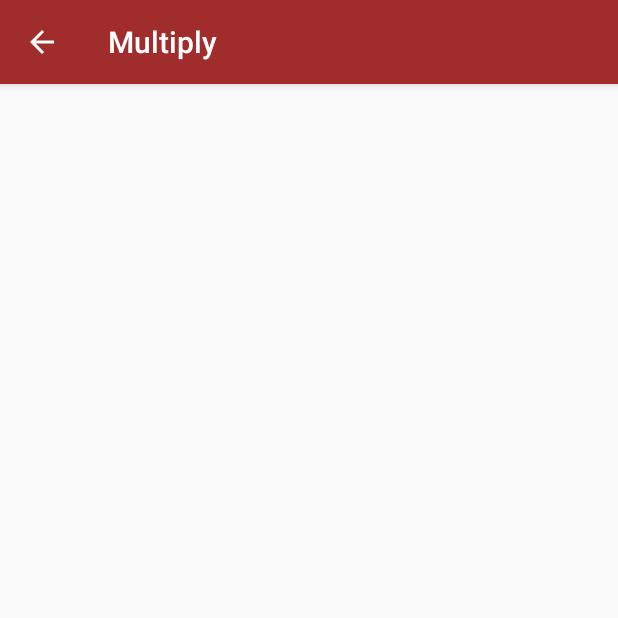
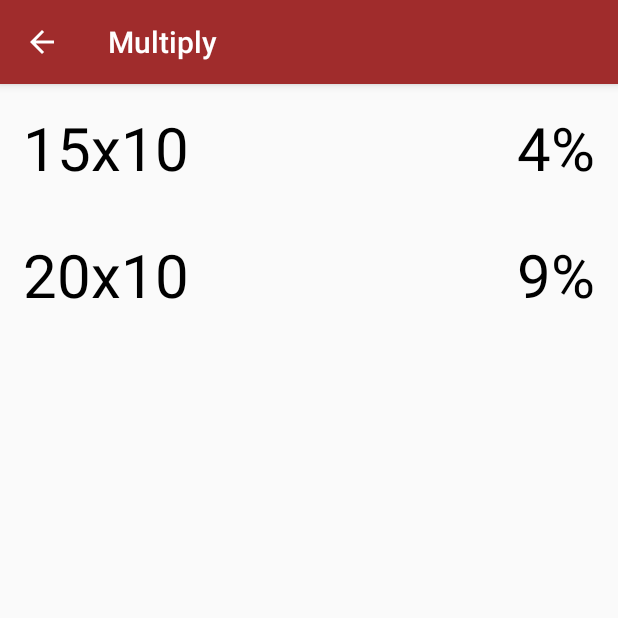
Before and after one commit to Frans-Lukas/MultiplicationQuiz, an Android app: the screen it shows after launch (StatsActivity), after a tap on "STATS", on a phone screen of 412 x 824 dp, the top half of it. Run offline under Robolectric (Android 15) with nearby library versions, the phone set to English and light mode, and no system bars; our stand-ins replace Room's generated code; 1 other tap on this screen came first.

Commit message:
stats view now works

```diff
--- a/app/src/main/java/com/example/multiplicationtablequiz/StatsAdapter.kt
+++ b/app/src/main/java/com/example/multiplicationtablequiz/StatsAdapter.kt
@@ -9,24 +9,19 @@ import androidx.recyclerview.widget.RecyclerView
 import com.example.multiplicationtablequiz.db.MultiplicationPair
 
 class StatsAdapter internal constructor(context: Context) :
-        RecyclerView.Adapter<StatsAdapter.PairViewHolder>() {
+        RecyclerView.Adapter<StatsViewHolder>() {
 
     private val inflater: LayoutInflater = LayoutInflater.from(context)
     private var pairs = emptyList<MultiplicationPair>()
 
-    inner class PairViewHolder(itemView: View) : RecyclerView.ViewHolder(itemView) {
-        val pairItemView: TextView = itemView.findViewById(R.id.textView)
+
+    override fun onCreateViewHolder(parent: ViewGroup, viewType: Int): StatsViewHolder {
+        return StatsViewHolder(inflater, parent)
     }
 
-    override fun onCreateViewHolder(parent: ViewGroup, viewType: Int): PairViewHolder {
-        val itemView = inflater.inflate(R.layout.recyclerview_item, parent, false)
-        return PairViewHolder(itemView)
-    }
-
-    override fun onBindViewHolder(holder: PairViewHolder, position: Int) {
+    override fun onBindViewHolder(holder: StatsViewHolder, position: Int) {
         val current = pairs[position]
-        val pair = current.firstProduct.toString() + "x" + current.secondProduct.toString()
-        holder.pairItemView.text = pair
+        holder.bind(current)
     }
 
     internal fun setPairs(pairs: List<MultiplicationPair>){
--- /dev/null
+++ b/app/src/main/java/com/example/multiplicationtablequiz/StatsViewHolder.kt
@@ -0,0 +1,26 @@
+package com.example.multiplicationtablequiz
+
+import android.view.LayoutInflater
+import android.view.ViewGroup
+import android.widget.TextView
+import androidx.recyclerview.widget.RecyclerView
+import com.example.multiplicationtablequiz.db.MultiplicationPair
+
+class StatsViewHolder(inflater: LayoutInflater, parent: ViewGroup):
+        RecyclerView.ViewHolder(inflater.inflate(R.layout.text_view_stats, parent, false)){
+    private lateinit var textViewPair : TextView
+    private lateinit var textViewScore : TextView
+
+    init {
+        textViewPair = itemView.findViewById(R.id.textViewPair)
+        textViewScore = itemView.findViewById(R.id.textViewScore)
+    }
+
+    fun bind(multPair: MultiplicationPair){
+        val pair = multPair.firstProduct.toString() + "x" + multPair.secondProduct.toString()
+        val score = (multPair.numCorrect.toFloat() / (multPair.numCorrect + multPair.numWrong).toFloat() * 100).toInt().toString() + "%"
+        textViewPair.text = pair
+        textViewScore.text = score
+
+    }
+}
--- a/app/src/main/java/com/example/multiplicationtablequiz/activity/MainActivity.kt
+++ b/app/src/main/java/com/example/multiplicationtablequiz/activity/MainActivity.kt
@@ -165,10 +165,6 @@ class MainActivity : AppCompatActivity() {
         AlertDialog.Builder(this).setTitle(scoreString).setMessage("").show()
     }
 
-    fun resetGame(view: View) {
-        resetGame()
-    }
-
     companion object {
 
         val NUMBER_OF_QUESTIONS = 10
--- a/app/src/main/java/com/example/multiplicationtablequiz/activity/StatsActivity.kt
+++ b/app/src/main/java/com/example/multiplicationtablequiz/activity/StatsActivity.kt
@@ -11,7 +11,7 @@ import com.example.multiplicationtablequiz.QuestionViewModel
 import com.example.multiplicationtablequiz.R
 import com.example.multiplicationtablequiz.StatsAdapter
 
-class StatsActivity : AppCompatActivity(){
+class StatsActivity : AppCompatActivity() {
     private lateinit var recyclerView: RecyclerView
     private lateinit var viewAdapter: StatsAdapter
     private lateinit var questionViewModel: QuestionViewModel
@@ -24,7 +24,7 @@ class StatsActivity : AppCompatActivity(){
         recyclerView.adapter = viewAdapter
         recyclerView.layoutManager = LinearLayoutManager(this)
         questionViewModel = ViewModelProvider(this).get(QuestionViewModel::class.java)
-        questionViewModel.allMultPairs.observe(this, Observer { pairs -> pairs?.let{ viewAdapter.setPairs(it)} })
+        questionViewModel.allMultPairs.observe(this, Observer { pairs -> pairs?.let { viewAdapter.setPairs(it) } })
 
     }
 
--- a/app/src/main/java/com/example/multiplicationtablequiz/db/MultiplicationPairDatabase.kt
+++ b/app/src/main/java/com/example/multiplicationtablequiz/db/MultiplicationPairDatabase.kt
@@ -40,13 +40,13 @@ abstract class MultiplicationPairDatabase : RoomDatabase(){
         }
 
         suspend fun populateDatabase(multPairDao: MultiplicationPairDao){
-            multPairDao.deleteAll()
+            //multPairDao.deleteAll()
 
-            var pair = MultiplicationPair(1, 15, 10, 50, 1000)
+            var pair = MultiplicationPair( 15, 10, 50, 1000)
             multPairDao.insert(pair)
 
-            pair = MultiplicationPair(2, 20, 10, 100, 1000)
-            multPairDao.insert(pair)
+            val pair2 = MultiplicationPair( 20, 10, 100, 1000)
+            multPairDao.insert(pair2)
         }
     }
 }
--- a/app/src/main/res/layout/text_view_stats.xml
+++ b/app/src/main/res/layout/text_view_stats.xml
@@ -1,11 +1,30 @@
 <?xml version="1.0" encoding="utf-8"?>
 <LinearLayout xmlns:android="http://schemas.android.com/apk/res/android"
     android:orientation="vertical" android:layout_width="match_parent"
-    android:layout_height="match_parent">
-
-    <TextView
-        android:id="@+id/textView"
+    android:layout_height="wrap_content">
+    <LinearLayout
         android:layout_width="match_parent"
         android:layout_height="wrap_content"
-        android:text="TextView" />
+        >
+        <TextView
+            android:id="@+id/textViewPair"
+            android:textSize="40sp"
+            android:textColor="@color/colorBlack"
+            android:layout_margin="15dp"
+            android:layout_width="wrap_content"
+            android:layout_height="wrap_content"
+            android:text="@string/_20x20" />
+
+        <TextView
+            android:id="@+id/textViewScore"
+            android:layout_width="match_parent"
+            android:layout_height="wrap_content"
+            android:layout_margin="15dp"
+            android:gravity="right"
+            android:textAlignment="gravity"
+            android:text="@string/_50"
+            android:textColor="@color/colorBlack"
+            android:textSize="40sp"/>
+
+    </LinearLayout>
 </LinearLayout>
--- a/app/src/main/res/values/strings.xml
+++ b/app/src/main/res/values/strings.xml
@@ -7,4 +7,6 @@
     <string name="resetGameText">Reset Game</string>
     <string name="select_numbers">Select Numbers</string>
     <string name="stats">Stats</string>
+    <string name="_20x20">20x20</string>
+    <string name="_50">50%</string>
 </resources>
```
